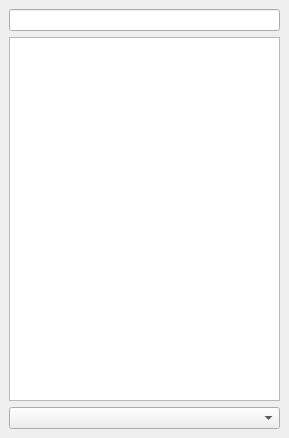
carsmie/QGIS, file python/plugins/processing/ui/ProcessingToolbox.ui: the form before one commit.
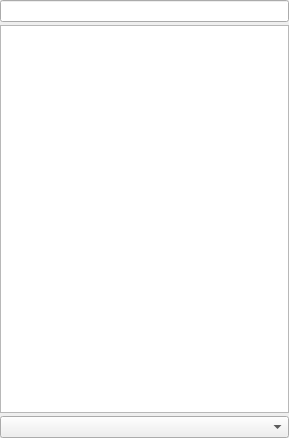
The form after the commit. Custom widgets are drawn as their Qt base class.

Commit message: Reduce margins on processing toolbox

```diff
--- a/python/plugins/processing/ui/ProcessingToolbox.ui
+++ b/python/plugins/processing/ui/ProcessingToolbox.ui
@@ -16,10 +16,10 @@
   <widget class="QWidget" name="dockWidgetContents">
    <layout class="QVBoxLayout" name="verticalLayout">
     <property name="spacing">
-     <number>6</number>
+     <number>3</number>
     </property>
     <property name="margin">
-     <number>9</number>
+     <number>0</number>
     </property>
     <item>
      <widget class="QgsFilterLineEdit" name="searchBox">
```
